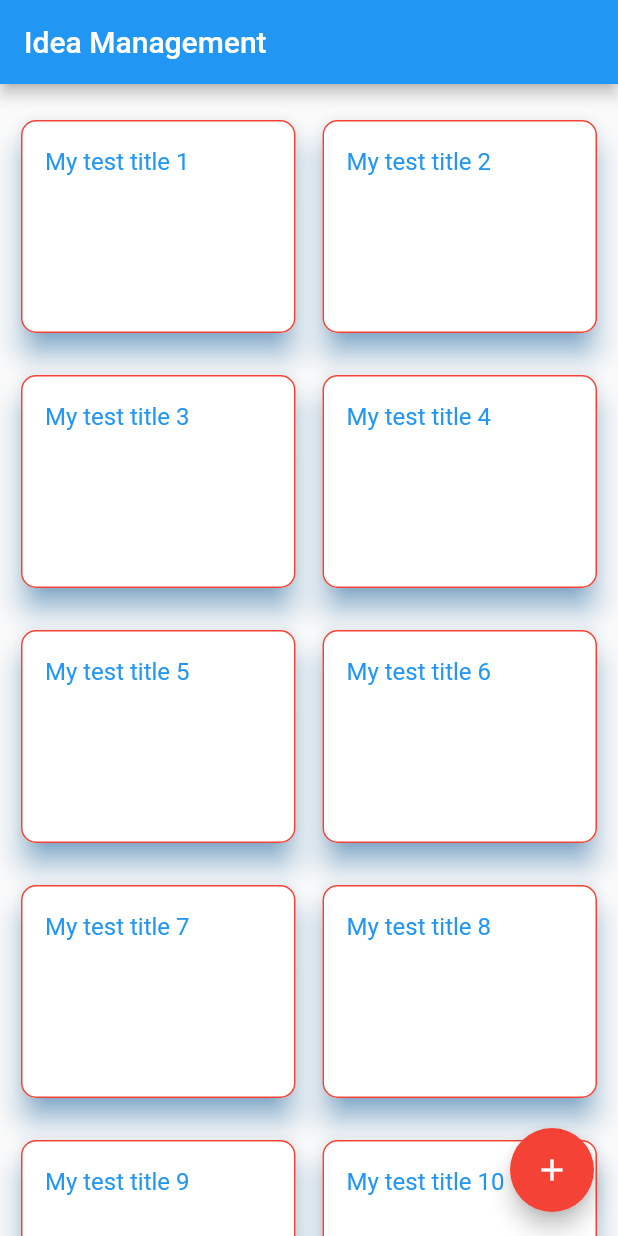
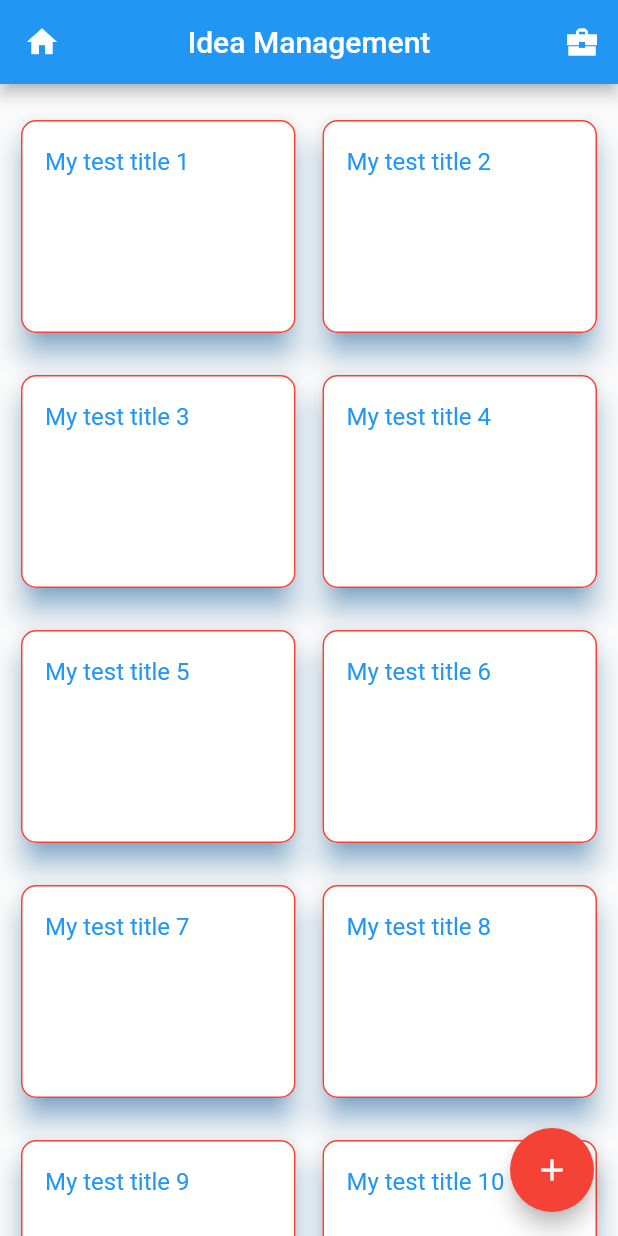
Before and after one commit to JuKu/flutter-idea-sorter, a Flutter app: the screen it shows after launch, on a phone screen of 412 x 824 dp. Run offline on Flutter 3.47's test engine with Material 2 defaults, Android fonts, the phone set to English and light mode, and no system bars; our stand-ins replace bloc, dartz, equatable, floor, get_it, responsive_grid and 1 more; missing offline and left inert: feature_flags; accounts and stored records are empty; generated files the repository leaves out were written again.

Commit message:
[#182315781] Add appbar button to select the area

```diff
--- a/lib/presentation/home_page.dart
+++ b/lib/presentation/home_page.dart
@@ -14,16 +14,35 @@ class HomePage extends StatefulWidget {
 class _HomePageState extends State<HomePage> {
   @override
   Widget build(BuildContext context) {
+    final deviceData = MediaQuery.of(context);
+    final screenSize = MediaQuery.of(context).size;
+    final deviceOrientation = MediaQuery.of(context).orientation;
+
     return Scaffold(
       appBar: AppBar(
         // Here we take the value from the MyHomePage object that was created by
         // the App.build method, and use it to set our appbar title.
         title: Text(AppLocalizations.of(context)!.app_title),
+        centerTitle: true,
+        leading: const Icon(Icons.home),
+        actions: [
+          IconButton(
+              onPressed: () {},
+              //TODO: change the button color to red, if the user was mentioned,
+              //yellow if there are new messages in last 10 minutes (or someone is active),
+              //white, if no new messages are in chat.
+              //TODO: change also the icon, if no new messages are in chat
+              icon: const Icon(
+                Icons.business_center_sharp,
+                color: Colors.white,
+              )),
+        ],
       ),
       body: ResponsiveGridList(
           desiredItemWidth: 150,
           minSpacing: 10,
           children: [
+            //-1,
             1,
             2,
             3,
@@ -45,6 +64,12 @@ class _HomePageState extends State<HomePage> {
             19,
             20
           ].map((i) {
+            /*if (i == -1) {
+              return Column(
+                children: [SizedBox(width: MediaQuery.of(context).size.width)],
+              );
+            }*/
+
             return Column(
               children: [
                 const SizedBox(height: 10),
```
